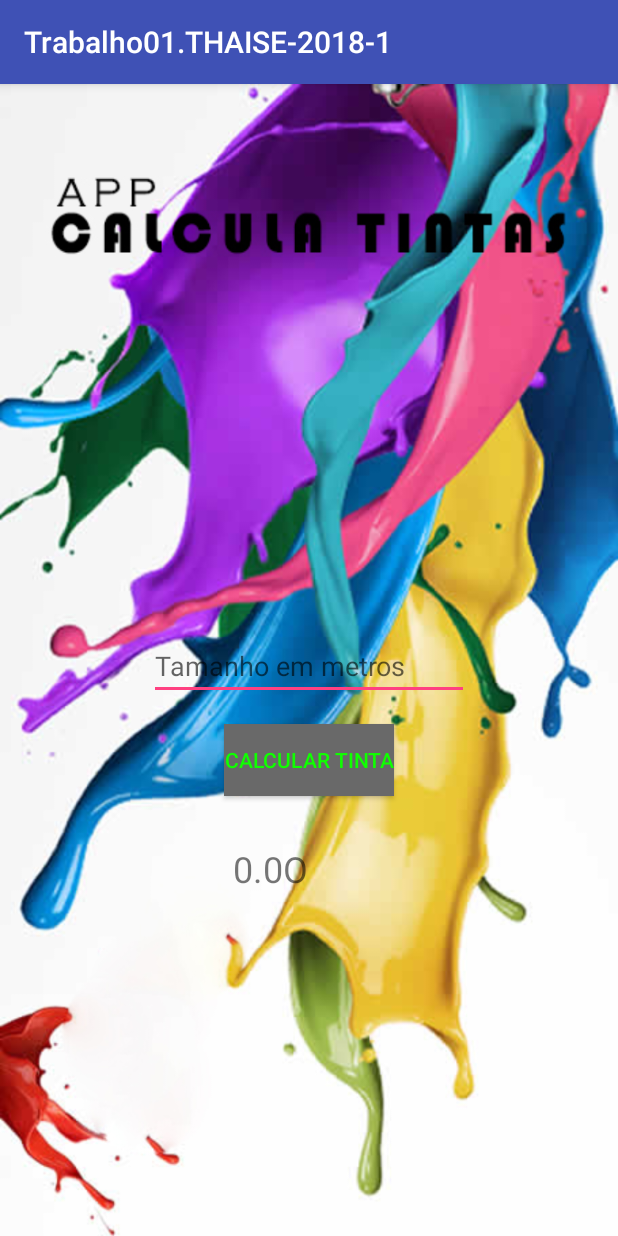
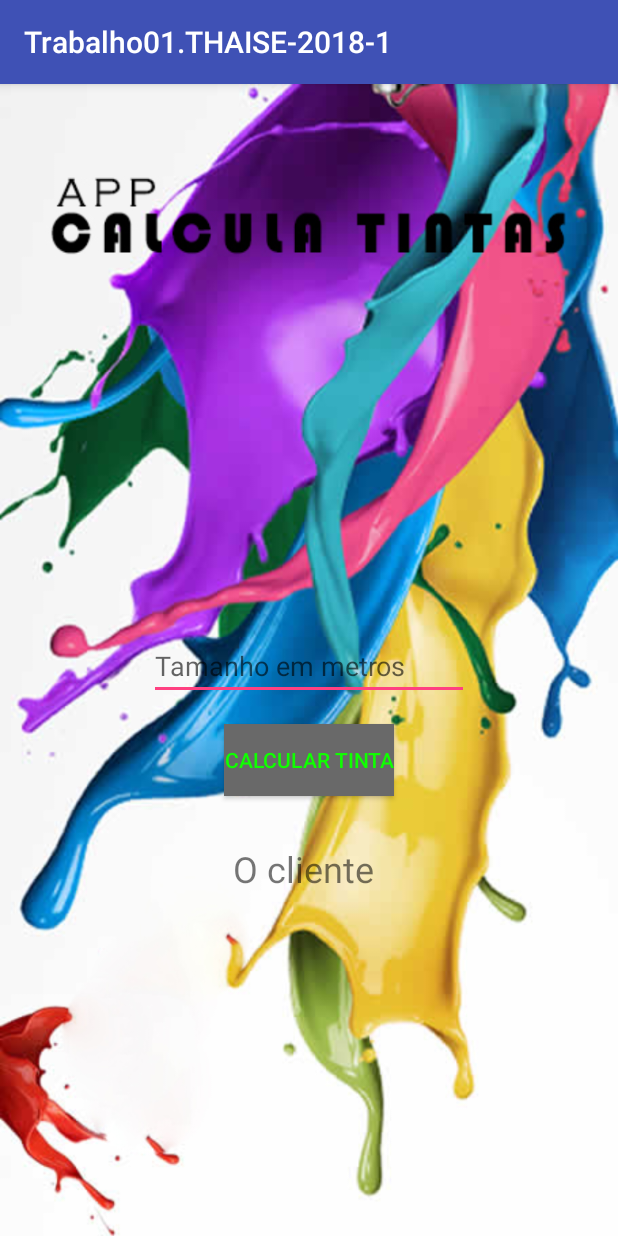
Before and after one commit to TVO-thaise/Trabalho01.THAISE-2018-1, an Android app: the screen it shows after launch (MainActivity), after a tap on "CALCULAR TINTA", on a phone screen of 412 x 824 dp. Run offline under Robolectric (Android 15) with nearby library versions, the phone set to English and light mode, and no system bars; 1 statement that could not run was skipped.

Commit message:
ajustes de calculos

```diff
--- a/app/src/main/java/com/example/samsung/trabalho01thaise_2018_1/MainActivity.java
+++ b/app/src/main/java/com/example/samsung/trabalho01thaise_2018_1/MainActivity.java
@@ -61,15 +61,6 @@ public class MainActivity extends AppCompatActivity {
         msg +=("reais");
 
 
-        if(tam > 108){
-
-
-        }
-        if(tam >=6 && tam <= 75){
-            msg += " ,A sua melhor opção é usar galões de 3,6 litros";
-        }
-
-
-        tvMensagem.setText( (String.valueOf(tam).concat( msg)));
+        tvMensagem.setText(msg);
     }
 }
```
